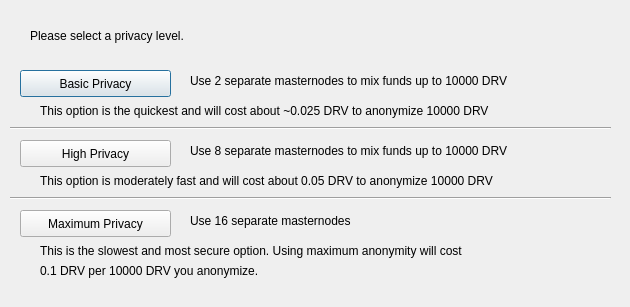
The window that src/qt/forms/mixTXconfig.ui (nashsclay/DraviteFlex-1) describes before a commit, drawn with Qt 5.
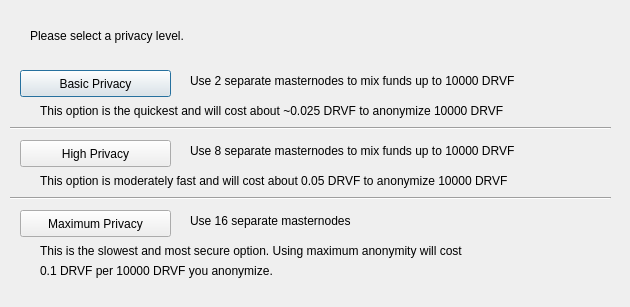
The same window after the commit.

Patch:
```diff
--- a/src/qt/forms/mixTXconfig.ui
+++ b/src/qt/forms/mixTXconfig.ui
@@ -75,7 +75,7 @@
     </rect>
    </property>
    <property name="text">
-    <string>Use 2 separate masternodes to mix funds up to 10000 DRV</string>
+    <string>Use 2 separate masternodes to mix funds up to 10000 DRVF</string>
    </property>
   </widget>
   <widget class="QLabel" name="label_3">
@@ -88,7 +88,7 @@
     </rect>
    </property>
    <property name="text">
-    <string>Use 8 separate masternodes to mix funds up to 10000 DRV</string>
+    <string>Use 8 separate masternodes to mix funds up to 10000 DRVF</string>
    </property>
   </widget>
   <widget class="QLabel" name="label_4">
@@ -114,7 +114,7 @@
     </rect>
    </property>
    <property name="text">
-    <string>This option is the quickest and will cost about ~0.025 DRV to anonymize 10000 DRV</string>
+    <string>This option is the quickest and will cost about ~0.025 DRVF to anonymize 10000 DRVF</string>
    </property>
   </widget>
   <widget class="QLabel" name="label_7">
@@ -127,7 +127,7 @@
     </rect>
    </property>
    <property name="text">
-    <string>This option is moderately fast and will cost about 0.05 DRV to anonymize 10000 DRV</string>
+    <string>This option is moderately fast and will cost about 0.05 DRVF to anonymize 10000 DRVF</string>
    </property>
   </widget>
   <widget class="QLabel" name="label_8">
@@ -153,7 +153,7 @@
     </rect>
    </property>
    <property name="text">
-    <string>0.1 DRV per 10000 DRV you anonymize.</string>
+    <string>0.1 DRVF per 10000 DRVF you anonymize.</string>
    </property>
   </widget>
   <widget class="Line" name="line">
```
